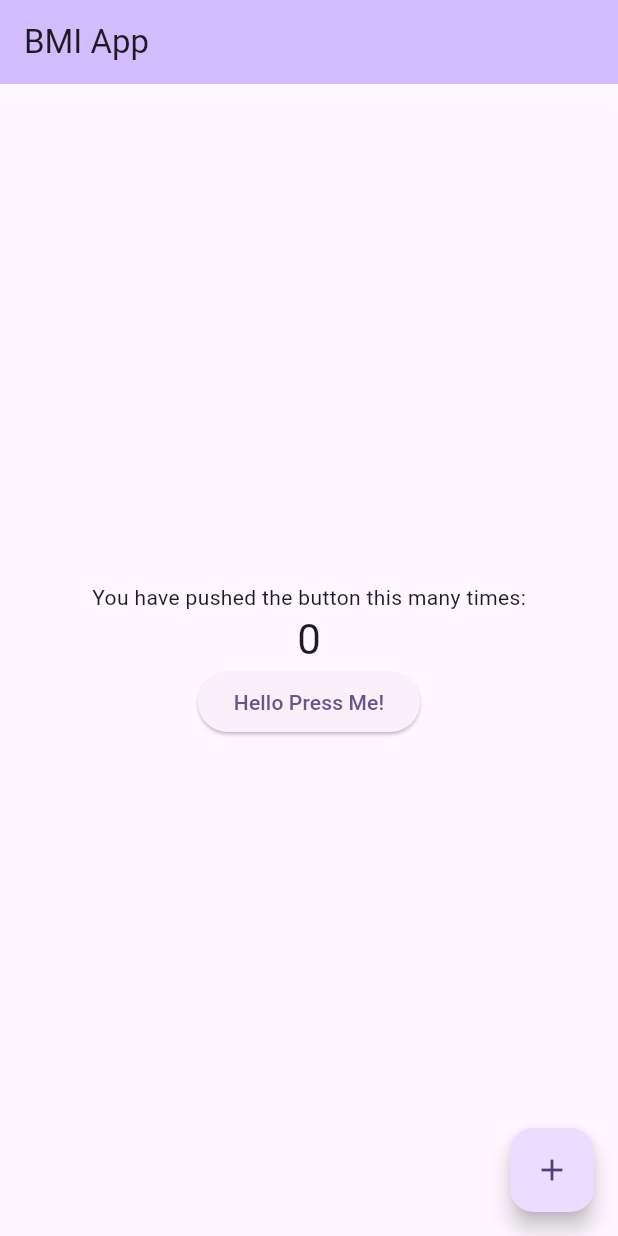
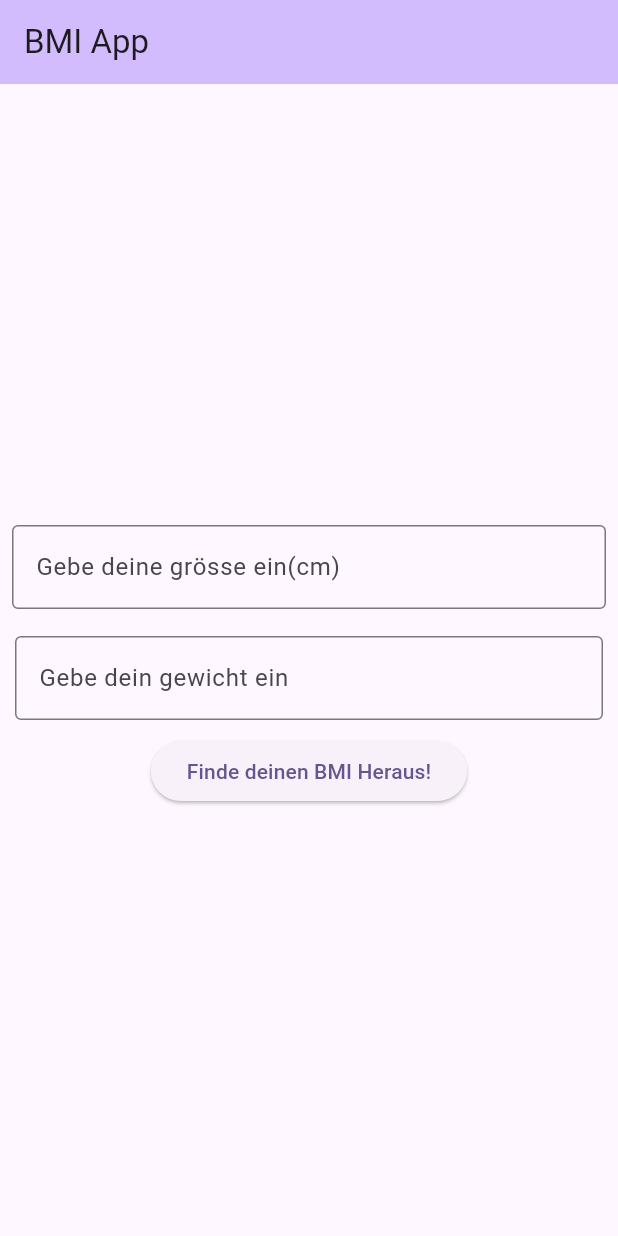
Before and after one commit to flaver12/flutter-juventus-schule-app, a Flutter app: the screen it shows after launch, on a phone screen of 412 x 824 dp. Run offline on Flutter 3.47's test engine with Material 3 defaults, Android fonts, the phone set to English and light mode, and no system bars; missing offline and left inert: dart:ffi.

Commit message:
Added flow for calculation

```diff
--- /dev/null
+++ b/lib/bmi-show-result.dart
@@ -0,0 +1,55 @@
+// Second Page
+import 'dart:ffi';
+
+import 'package:bmi_app/state/bmi-state.dart';
+import 'package:flutter/cupertino.dart';
+import 'package:flutter/material.dart';
+
+class BmiShowResult extends StatefulWidget {
+  BmiState bmiState = BmiState();
+
+  BmiShowResult({ required  this.bmiState });
+
+  @override
+  _BmiShowResultState createState() => _BmiShowResultState();
+}
+
+class _BmiShowResultState extends State<BmiShowResult> {
+  double _bmi = 0;
+
+  @override
+  void initState() {
+    // TODO: implement initState
+    super.initState();
+    _bmi = widget.bmiState.calculateBmi();
+
+    print("SECOND_PAGE: ${widget.bmiState.weight}, ${widget.bmiState.height}");
+    print(_bmi);
+  }
+
+  @override
+  Widget build(BuildContext context) {
+    return Scaffold(
+      appBar: AppBar(
+        title: Text('Second Page'),
+      ),
+      body: Center(
+        child: Column(
+          mainAxisAlignment: MainAxisAlignment.center,
+          children: <Widget>[
+            ElevatedButton(
+              onPressed: () {
+                Navigator.pop(context);
+              },
+              child: Text('Back to Home Page'),
+            ),
+            Text(
+              'Dein BMI ist: ${_bmi.toStringAsFixed(2)}',
+              style: Theme.of(context).textTheme.headlineMedium,
+            ),
+          ],
+        ),
+      ),
+    );
+  }
+}
--- a/lib/counter.dart
+++ /dev/null
@@ -1,5 +0,0 @@
-class Counter {
-  int value = 0;
-
-  Counter(this.value);
-}
--- a/lib/main.dart
+++ b/lib/main.dart
@@ -1,5 +1,5 @@
-import 'package:bmi_app/counter.dart';
-import 'package:bmi_app/second-page.dart';
+import 'package:bmi_app/bmi-show-result.dart';
+import 'package:bmi_app/state/bmi-state.dart';
 import 'package:flutter/material.dart';
 
 void main() {
@@ -15,21 +15,6 @@ class MyApp extends StatelessWidget {
     return MaterialApp(
       title: 'BMI App',
       theme: ThemeData(
-        // This is the theme of your application.
-        //
-        // TRY THIS: Try running your application with "flutter run". You'll see
-        // the application has a purple toolbar. Then, without quitting the app,
-        // try changing the seedColor in the colorScheme below to Colors.green
-        // and then invoke "hot reload" (save your changes or press the "hot
-        // reload" button in a Flutter-supported IDE, or press "r" if you used
-        // the command line to start the app).
-        //
-        // Notice that the counter didn't reset back to zero; the application
-        // state is not lost during the reload. To reset the state, use hot
-        // restart instead.
-        //
-        // This works for code too, not just values: Most code changes can be
-        // tested with just a hot reload.
         colorScheme: ColorScheme.fromSeed(seedColor: Colors.deepPurple),
         useMaterial3: true,
       ),
@@ -41,15 +26,6 @@ class MyApp extends StatelessWidget {
 class MyHomePage extends StatefulWidget {
   const MyHomePage({super.key, required this.title});
 
-  // This widget is the home page of your application. It is stateful, meaning
-  // that it has a State object (defined below) that contains fields that affect
-  // how it looks.
-
-  // This class is the configuration for the state. It holds the values (in this
-  // case the title) provided by the parent (in this case the App widget) and
-  // used by the build method of the State. Fields in a Widget subclass are
-  // always marked "final".
-
   final String title;
 
   @override
@@ -57,77 +33,61 @@ class MyHomePage extends StatefulWidget {
 }
 
 class _MyHomePageState extends State<MyHomePage> {
-  Counter _counter = Counter(0);
-  void _incrementCounter() {
+  BmiState _bmiState = BmiState();
+
+  final TextEditingController _controllerHeight = TextEditingController();
+  final TextEditingController _controllerWeight = TextEditingController();
+
+  void _updateInputNumber() {
     setState(() {
-      // This call to setState tells the Flutter framework that something has
-      // changed in this State, which causes it to rerun the build method below
-      // so that the display can reflect the updated values. If we changed
-      // _counter without calling setState(), then the build method would not be
-      // called again, and so nothing would appear to happen.
-      _counter.value++;
+      double height = double.tryParse(_controllerHeight.text) ?? 0;
+      double weight = double.tryParse(_controllerWeight.text) ?? 0;
+
+      _bmiState.height = height;
+      _bmiState.weight = weight;
     });
-  }
-
-  int _getCount() {
-    return _counter.value;
   }
 
   @override
   Widget build(BuildContext context) {
-    // This method is rerun every time setState is called, for instance as done
-    // by the _incrementCounter method above.
-    //
-    // The Flutter framework has been optimized to make rerunning build methods
-    // fast, so that you can just rebuild anything that needs updating rather
-    // than having to individually change instances of widgets.
     return Scaffold(
       appBar: AppBar(
-        // TRY THIS: Try changing the color here to a specific color (to
-        // Colors.amber, perhaps?) and trigger a hot reload to see the AppBar
-        // change color while the other colors stay the same.
         backgroundColor: Theme.of(context).colorScheme.inversePrimary,
-        // Here we take the value from the MyHomePage object that was created by
-        // the App.build method, and use it to set our appbar title.
         title: Text(widget.title),
       ),
       body: Center(
-        // Center is a layout widget. It takes a single child and positions it
-        // in the middle of the parent.
         child: Column(
-          // Column is also a layout widget. It takes a list of children and
-          // arranges them vertically. By default, it sizes itself to fit its
-          // children horizontally, and tries to be as tall as its parent.
-          //
-          // Column has various properties to control how it sizes itself and
-          // how it positions its children. Here we use mainAxisAlignment to
-          // center the children vertically; the main axis here is the vertical
-          // axis because Columns are vertical (the cross axis would be
-          // horizontal).
-          //
-          // TRY THIS: Invoke "debug painting" (choose the "Toggle Debug Paint"
-          // action in the IDE, or press "p" in the console), to see the
-          // wireframe for each widget.
           mainAxisAlignment: MainAxisAlignment.center,
           children: <Widget>[
-            const Text(
-              'You have pushed the button this many times:',
+            Padding(
+              padding: const EdgeInsets.all(8.0),
+              child: TextField(
+                controller: _controllerHeight,
+                keyboardType: TextInputType.number,
+                decoration: InputDecoration(
+                  border: OutlineInputBorder(),
+                  labelText: 'Gebe deine grösse ein(cm)',
+                ),
+              ),
             ),
-            Text(
-              '${_getCount()}',
-              style: Theme.of(context).textTheme.headlineMedium,
+            Padding(
+              padding: const EdgeInsets.all(10.0),
+              child: TextField(
+                controller: _controllerWeight,
+                keyboardType: TextInputType.number,
+                decoration: InputDecoration(
+                  border: OutlineInputBorder(),
+                  labelText: 'Gebe dein gewicht ein',
+                ),
+              ),
             ),
             ElevatedButton(onPressed: () {
-              Navigator.push(context, MaterialPageRoute(builder: (context) => SecondPage(counter: _counter))).then((_) => setState(() {})); // then == redraw
-            }, child: Text("Hello Press Me!")),
+              _updateInputNumber();
+              Navigator.push(context, MaterialPageRoute(builder: (context) => BmiShowResult(bmiState: _bmiState))).then((_) => setState(() {})); // then == redraw
+            }, child: Text("Finde deinen BMI Heraus!")),
           ],
         ),
       ),
-      floatingActionButton: FloatingActionButton(
-        onPressed: _incrementCounter,
-        tooltip: 'Increment',
-        child: const Icon(Icons.add),
-      ), // This trailing comma makes auto-formatting nicer for build methods.
     );
   }
 }
```
Also changed, not shown: lib/second-page.dart (deleted, +0 -65 lines).
